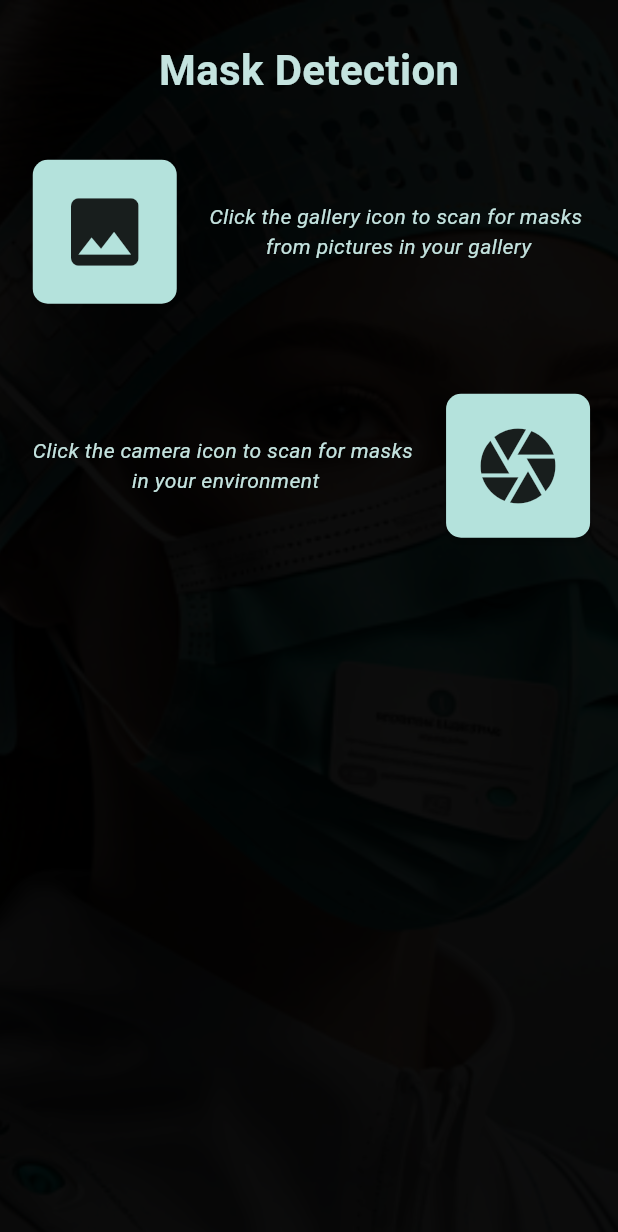
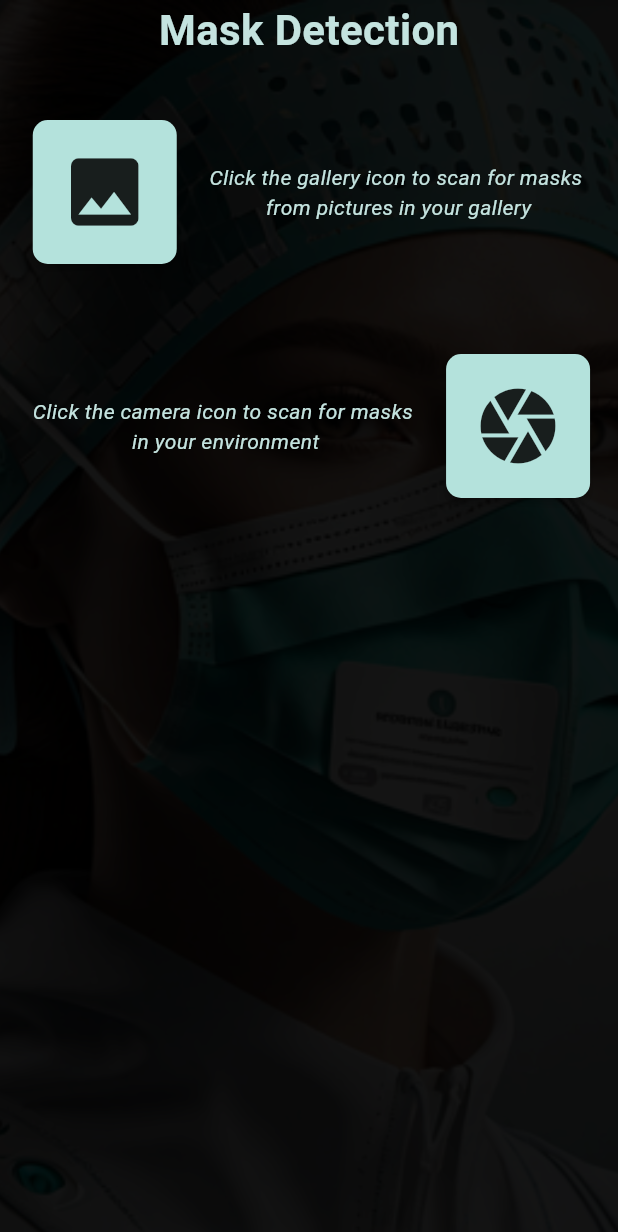
Before and after one commit to jadiel-bett/mask_detector, a Flutter app: the screen it shows after launch, after a tap on "Start Mask Detection", on a phone screen of 412 x 824 dp. Shown: the top 1232 px of the screen. Run offline on Flutter 3.47's test engine with Material 3 defaults, Android fonts, the phone set to English and light mode, and no system bars; our stand-ins replace camera, image_picker; missing offline and left inert: tflite_v2.

Commit message:
Fix UI scroll animation

```diff
--- a/lib/home_screen.dart
+++ b/lib/home_screen.dart
@@ -90,9 +90,9 @@ class _HomeScreenState extends State<HomeScreen> {
     }
   }
 
-  void _scrollToHome() {
+  void _scrollToHome(double offset) {
     _scrollController.animateTo(
-      650,
+      offset,
       duration: Durations.medium1,
       curve: Curves.ease,
     );
@@ -117,6 +117,10 @@ class _HomeScreenState extends State<HomeScreen> {
 
   @override
   Widget build(BuildContext context) {
+    // final double width = MediaQuery.of(context).size.width;
+    final double height = MediaQuery.of(context).size.height;
+    // print(height);
+
     return Scaffold(
       body: SafeArea(
         child: Container(
@@ -125,7 +129,7 @@ class _HomeScreenState extends State<HomeScreen> {
             image: DecorationImage(
               image: AssetImage('assets/background_nurse.png'),
               fit: BoxFit.fitHeight,
-              opacity: 0.05,
+              opacity: 0.08,
             ),
           ),
           child: Center(
@@ -135,6 +139,11 @@ class _HomeScreenState extends State<HomeScreen> {
                 mainAxisAlignment: MainAxisAlignment.start,
                 children: [
                   /// Top Section
+                  SizedBox(
+                    height: height,
+                    // color: Colors.amber,
+                    child: Column(
+                      children: [
                         /// MaskGuard Logo
                         Padding(
                           padding: const EdgeInsets.only(top: 70, bottom: 15),
@@ -185,7 +194,7 @@ class _HomeScreenState extends State<HomeScreen> {
                         Padding(
                           padding: const EdgeInsets.only(top: 40, bottom: 100),
                           child: ElevatedButton(
-                      onPressed: _scrollToHome,
+                            onPressed: () => _scrollToHome(height),
                             style: ElevatedButton.styleFrom(
                               backgroundColor: teal,
                               elevation: 5,
@@ -201,6 +210,9 @@ class _HomeScreenState extends State<HomeScreen> {
                                 fontSize: 18,
                               ),
                             ),
+                          ),
+                        ),
+                      ],
                     ),
                   ),
 
@@ -227,7 +239,7 @@ class _HomeScreenState extends State<HomeScreen> {
                             _pickImageFromGallery().then((value) {
                               isImageReady
                                   ? _scrollController.animateTo(
-                                      887,
+                                      1.5 * height,
                                       duration: Durations.medium1,
                                       curve: Curves.ease,
                                     )
@@ -402,7 +414,7 @@ class _HomeScreenState extends State<HomeScreen> {
                                 setState(() {
                                   isImageReady = false;
                                 });
-                                _scrollToHome();
+                                _scrollToHome(height);
                               },
                               child: const Text(
                                 'Detect Again',
@@ -413,10 +425,10 @@ class _HomeScreenState extends State<HomeScreen> {
                                 ),
                               ),
                             ),
-                            const SizedBox(height: 100)
+                            const SizedBox(height: 500)
                           ],
                         )
-                      : const SizedBox(height: 500)
+                      : const SizedBox(height: 600)
                 ],
               ),
             ),
```
Lines whose indentation alone changed are shown as unchanged.
